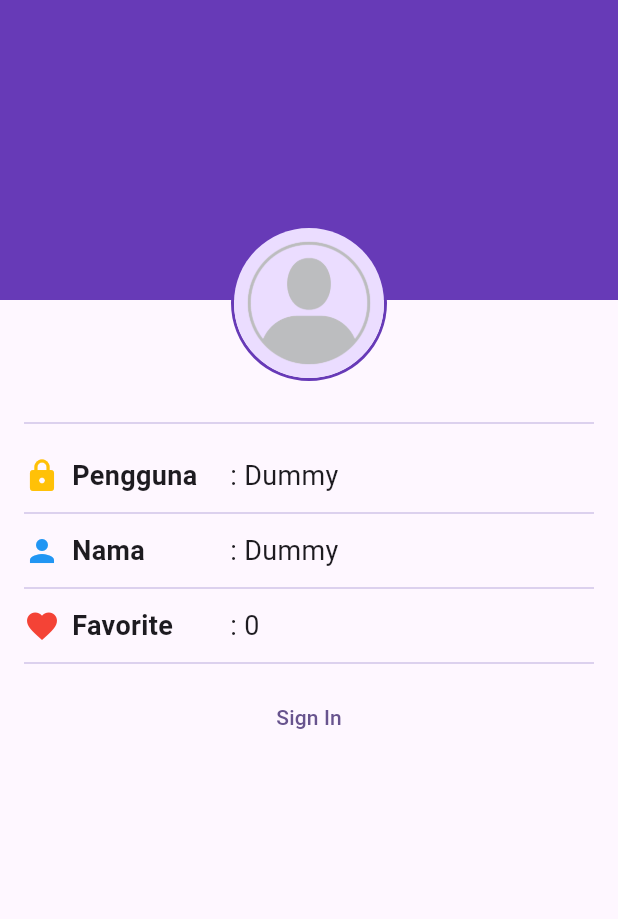
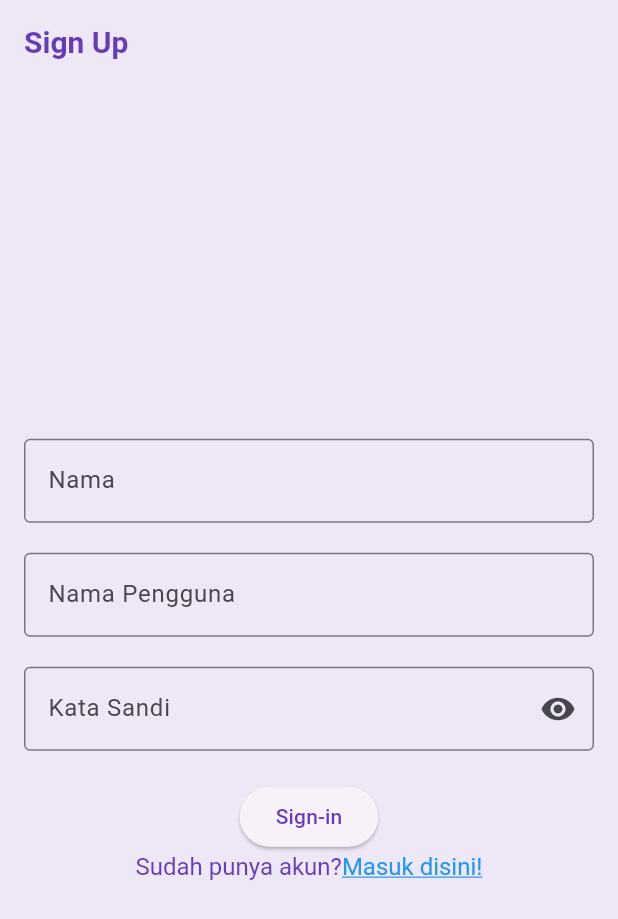
Before and after one commit to julianjie/11_WisataCandi_JulianJie, a Flutter app: the screen it shows after launch, on a phone screen of 412 x 824 dp. Shown: the top 919 px of the screen. Run offline on Flutter 3.47's test engine with Material 3 defaults, Android fonts, the phone set to English and light mode, and no system bars.

Commit message:
pertemuan 14

```diff
--- a/wisata_candi_julian_jie/lib/main.dart
+++ b/wisata_candi_julian_jie/lib/main.dart
@@ -1,6 +1,8 @@
 import 'package:flutter/material.dart';
 import 'package:wisata_candi_julian_jie/data/candi_data.dart';
 import 'package:wisata_candi_julian_jie/screens/profile_screen.dart';
+import 'package:wisata_candi_julian_jie/screens/sign_in_screen.dart';
+import 'package:wisata_candi_julian_jie/screens/sign_up_screen.dart';
 import 'screens/detail_screen.dart';
 
 void main() {
@@ -15,10 +17,23 @@ class MainApp extends StatelessWidget {
     return MaterialApp(
       title: 'Wisata Candi',
       theme: ThemeData(
-          colorScheme: ColorScheme.fromSeed(seedColor: Colors.deepPurple),
-          useMaterial3: true),
+        appBarTheme: const AppBarTheme(
+          iconTheme: IconThemeData(color: Colors.deepPurple),
+          titleTextStyle: TextStyle(
+            color: Colors.deepPurple,
+            fontSize: 20,
+            fontWeight: FontWeight.bold,
+          ),
+        ),
+        colorScheme:
+          ColorScheme.fromSeed(seedColor: Colors.deepPurple).copyWith(
+            primary: Colors.deepPurple,
+            surface: Colors.deepPurple[50],
+          ),
+      ),
       // home: DetailScreen(candi: candiList[0],),
-        home: const ProfileScreen(),
+      // home: const ProfileScreen(),
+      home: SignUpScreen(),
     );
   }
 }
--- /dev/null
+++ b/wisata_candi_julian_jie/lib/screens/sign_up_screen.dart
@@ -0,0 +1,118 @@
+import 'dart:ui';
+
+import 'package:flutter/material.dart';
+import 'package:flutter/gestures.dart';
+
+class SignUpScreen extends StatefulWidget {
+  const SignUpScreen({super.key});
+
+  @override
+  State<SignUpScreen> createState() => _SignUpScreenState();
+}
+
+class _SignUpScreenState extends State<SignUpScreen> {
+  //TODO: 1. Deklarasi Variable
+  final TextEditingController _useNameController = TextEditingController();
+  final TextEditingController _namaController = TextEditingController();
+  final TextEditingController _passwordController = TextEditingController();
+
+  String _errorText = "";
+  bool _isSignedIn = false;
+  bool _obscurePassword = false;
+
+  @override
+  Widget build(BuildContext context) {
+    return Scaffold(
+      //TODO: 2. Pasang AppBar
+      appBar: AppBar(title: Text("Sign Up"),
+      ),
+      //TODO: 3. Pasang Body
+      body: Center(
+        child: SingleChildScrollView(
+          child: Padding(
+            padding: const EdgeInsets.all(16.0),
+            child: Form(
+              child: Column(
+                //TODO: 4. Atur MainAxisAlignment dan CrossAxisAlignment
+                mainAxisAlignment: MainAxisAlignment.center,
+                crossAxisAlignment: CrossAxisAlignment.center,
+                children: [
+                  //TODO: 9. Pasang TextFormField Nama
+                  TextFormField(
+                    controller: _namaController,
+                    decoration: const InputDecoration(
+                      labelText: "Nama",
+                      border: OutlineInputBorder(),
+                    ),
+                  ),
+                  SizedBox(height: 20,),
+                  //TODO: 5.Pasang TextFormField Nama Pengguna
+                  TextFormField(
+                    controller: _useNameController,
+                    decoration: const InputDecoration(
+                      labelText: "Nama Pengguna",
+                      border: OutlineInputBorder(),
+                    ),
+                  ),
+                  //TODO: 6.Pasang TextFormField Nama Kata Sandi
+                  SizedBox(height: 20,),
+                  TextFormField(
+                    controller: _passwordController,
+                    decoration: InputDecoration(
+                      labelText: "Kata Sandi",
+                      errorText: _errorText.isNotEmpty? _errorText : null,
+                      border: OutlineInputBorder(),
+                      suffixIcon:IconButton(
+                        onPressed: () {
+                          setState(() {
+                            _obscurePassword = !_obscurePassword;
+                          });
+                        },
+                        icon: Icon( _obscurePassword
+                          ? Icons.visibility_off
+                          : Icons.visibility),
+                      ),
+                    ),
+                    obscureText: _obscurePassword,
+                  ),
+                  //TODO: 7.Pasang Elevated Button Sign Up
+                  SizedBox(height: 20,),
+                  ElevatedButton(
+                    onPressed: (){},
+                    child: const Text('Sign-in'),
+                  ),
+                  //TODO: 8. Pasang Text Button Sign Up
+                  // TextButton(
+                  //   onPressed: () {},
+                  //   child: const Text('Belum punya akun?'),
+                  // ),
+                  RichText(
+                    text: TextSpan(
+                      text: 'Sudah punya akun?',
+                      style: const TextStyle(
+                        color: Colors.deepPurple,
+                        fontSize: 16,
+                      ),
+                      children: <TextSpan>[
+                        TextSpan(
+                          text: 'Masuk disini!',
+                          style: const TextStyle(
+                          color: Colors.blue,
+                          decoration: TextDecoration.underline,
+                          fontSize: 16,
+                          ),
+                          recognizer: TapGestureRecognizer()
+                          ..onTap = (){},
+                        ),
+                      ],
+                    ),
+                  )
+                ],
+              )
+            ),
+          ),
+        ),
+      ),
+    );
+  }
+}
```
Also changed, not shown: wisata_candi_julian_jie/lib/screens/sign_in_screen.dart (added, +111 -0 lines).
